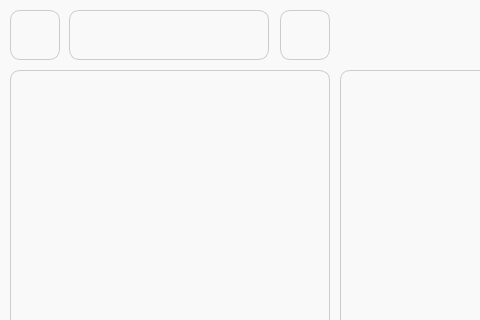
First picture: the form in gui/gui_classes/chat.ui, repository AliceGrr/corporate_chat, before the edit; both pictures show x 0 to 480 and y 0 to 320 of the 1200 by 810 pixel window.
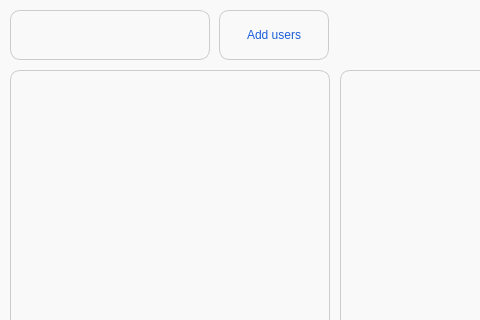
Second picture: the form after the edit.

Commit message: add chat item disconnection in chat_edit_mode

```diff
--- a/gui/gui_classes/chat.ui
+++ b/gui/gui_classes/chat.ui
@@ -316,9 +316,9 @@
     <widget class="QPushButton" name="avatar_2">
      <property name="geometry">
       <rect>
-       <x>0</x>
+       <x>209</x>
        <y>0</y>
-       <width>50</width>
+       <width>110</width>
        <height>50</height>
       </rect>
      </property>
@@ -328,31 +328,7 @@
 QPushButton:pressed {background-color:rgb(212, 212, 212);}</string>
      </property>
      <property name="text">
-      <string/>
-     </property>
-     <property name="iconSize">
-      <size>
-       <width>40</width>
-       <height>40</height>
-      </size>
-     </property>
-    </widget>
-    <widget class="QPushButton" name="log_out_2">
-     <property name="geometry">
-      <rect>
-       <x>270</x>
-       <y>0</y>
-       <width>50</width>
-       <height>50</height>
-      </rect>
-     </property>
-     <property name="styleSheet">
-      <string notr="true">QPushButton {background-color:rgb(249, 249, 249);  color:rgb(28, 94, 217); border-radius: 10px;border: 1px solid #CCCCCC;}
-QPushButton:hover {background-color:rgb(230, 230, 230);}
-QPushButton:pressed {background-color:rgb(212, 212, 212);}</string>
-     </property>
-     <property name="text">
-      <string/>
+      <string>Add users</string>
      </property>
      <property name="iconSize">
       <size>
@@ -364,7 +340,7 @@
     <widget class="QLineEdit" name="find_user_2">
      <property name="geometry">
       <rect>
-       <x>59</x>
+       <x>0</x>
        <y>0</y>
        <width>200</width>
        <height>50</height>
```
Left out of the diff: 7 changed lines with no effect on the pictures. The commit also changes 2 other files.
